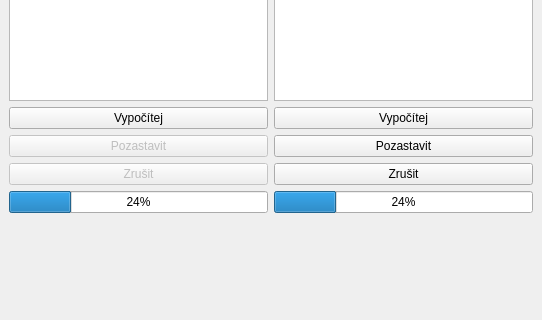
Above: mainwindow.ui from VladimirCech/Complex_calculations before the change; both pictures show x 0 to 542 and y 169 to 489 of the 542 by 584 pixel window. Below: the same form after it.
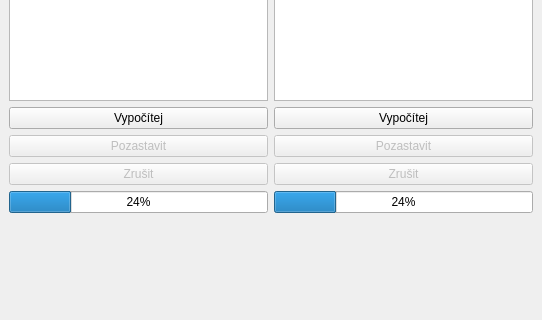
That is the form after the change.

Patch:
```diff
--- a/mainwindow.ui
+++ b/mainwindow.ui
@@ -199,14 +199,20 @@
          </widget>
         </item>
         <item>
-         <widget class="QPushButton" name="primePauseButton">
+         <widget class="QPushButton" name="primesPauseButton">
+          <property name="enabled">
+           <bool>false</bool>
+          </property>
           <property name="text">
            <string>Pozastavit</string>
           </property>
          </widget>
         </item>
         <item>
-         <widget class="QPushButton" name="primeCancelButton">
+         <widget class="QPushButton" name="primesCancelButton">
+          <property name="enabled">
+           <bool>false</bool>
+          </property>
           <property name="text">
            <string>Zrušit</string>
           </property>
```
Left out of the diff: 8 changed lines with no effect on the pictures.
